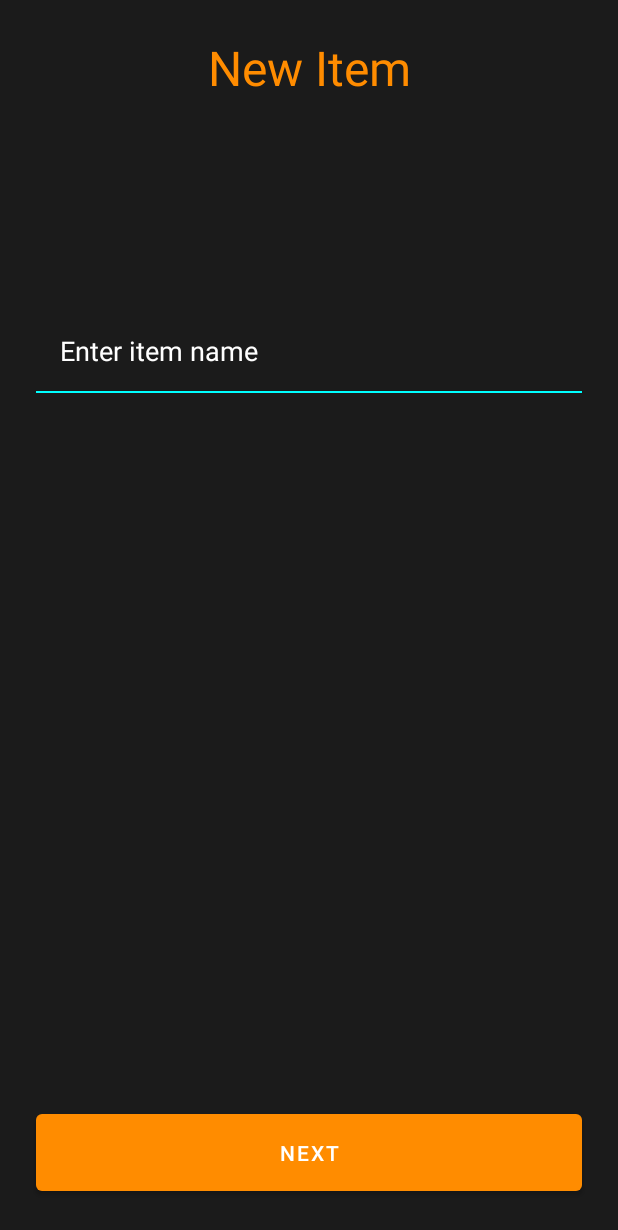
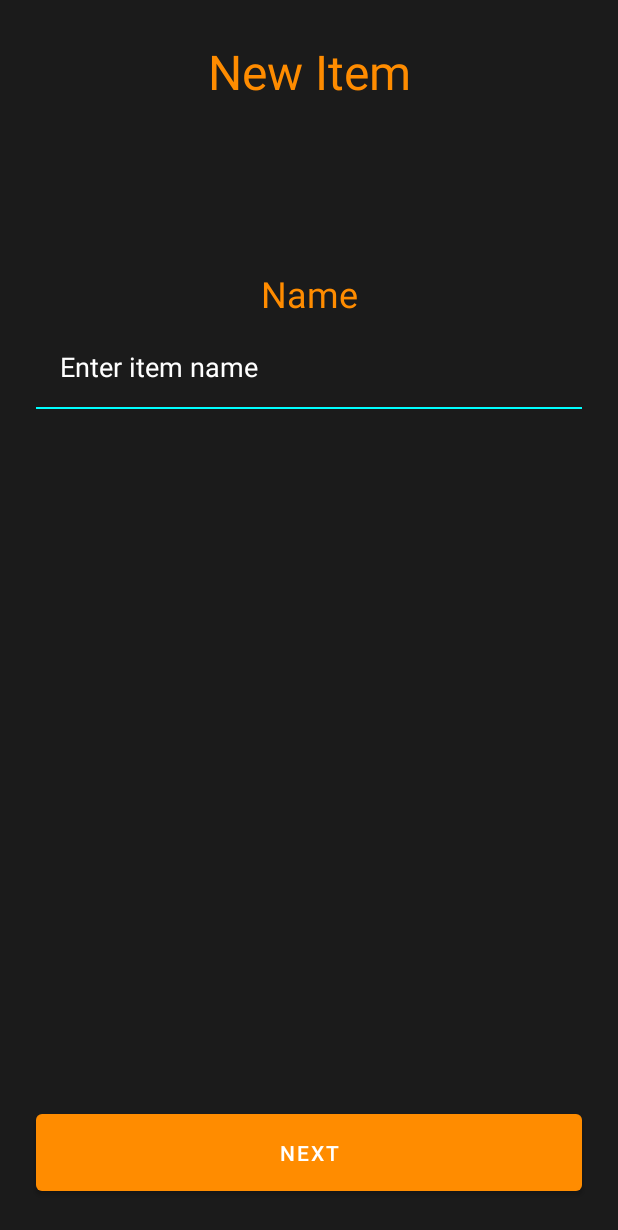
Before and after one commit to BlauesBIld/AITextDungeon, an Android app built with Jetpack Compose: the layout new_item_set_name.xml on its own in the app's theme, with its tools: preview values and no code run, on a phone screen of 412 x 824 dp. Shown: the top 1230 px of the screen. Run offline under Robolectric (Android 15) with nearby library versions, the phone set to English and light mode, and no system bars.

Commit message:
name needs a value now. added the base structure of the icon selection screen.

```diff
--- a/app/src/main/java/zeljko/dejan/rpginventorymanager/Item.kt
+++ b/app/src/main/java/zeljko/dejan/rpginventorymanager/Item.kt
@@ -1,6 +1,6 @@
 package zeljko.dejan.rpginventorymanager
 
-class Item(val name: String, val icon: Int){
+class Item(var name: String, val icon: Int){
     var quantity: Int = 0;
     var properties: MutableMap<String, String> = mutableMapOf()
     var categories: MutableSet<String> = mutableSetOf()
--- a/app/src/main/res/layout/new_item_set_name.xml
+++ b/app/src/main/res/layout/new_item_set_name.xml
@@ -4,12 +4,10 @@
     android:background="@color/secondaryColor"
     android:orientation="vertical">
 
-    <!-- Header Title -->
     <TextView
         android:id="@+id/headerTitle"
         android:layout_width="match_parent"
-        android:layout_height="0dp"
-        android:layout_weight="15"
+        android:layout_height="96dp"
         android:gravity="center"
         android:padding="16dp"
         android:text="@string/new_item"
@@ -19,14 +17,27 @@
     <FrameLayout
         android:layout_width="match_parent"
         android:layout_height="0dp"
-        android:layout_weight="15" />
+        android:layout_weight="10" />
+
+    <TextView
+        android:layout_width="match_parent"
+        android:layout_height="0dp"
+        android:layout_weight="5"
+        android:gravity="center"
+        android:text="@string/name"
+        android:textColor="@color/primaryColor"
+        android:textSize="24sp"
+
+        />
+
 
     <EditText
         android:id="@+id/itemNameEditText"
         style="@style/EditTextStyle"
         android:layout_width="match_parent"
         android:layout_height="wrap_content"
-        android:layout_margin="24dp"
+        android:paddingTop="8dp"
+        android:layout_marginHorizontal="24dp"
         android:hint="@string/enter_item_name_hint"
         android:inputType="text"
         android:imeOptions="actionDone"
@@ -40,7 +51,7 @@
     <FrameLayout
         android:layout_width="match_parent"
         android:layout_height="0dp"
-        android:layout_weight="70" />
+        android:layout_weight="55" />
 
     <Button
         android:id="@+id/nextButton"
--- a/app/src/main/res/values/strings.xml
+++ b/app/src/main/res/values/strings.xml
@@ -11,4 +11,5 @@
     <string name="next">Next</string>
     <string name="enter_item_name_hint">Enter item name</string>
     <string name="new_item">New Item</string>
+    <string name="name">Name</string>
 </resources>
```
Also changed, not shown: app/src/main/java/zeljko/dejan/rpginventorymanager/AddingProcessActivity.kt (+20 -1 lines), app/src/main/java/zeljko/dejan/rpginventorymanager/ui/theme/Type.kt (+0 -16 lines), app/src/main/res/layout/new_item_select_icon.xml (+24 -8 lines).
